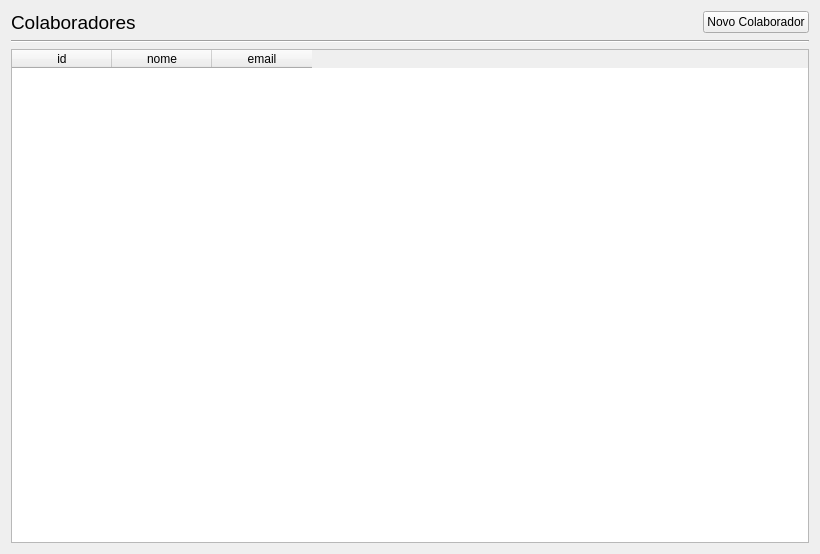
Before: the Qt Designer form view/colab.ui in Gusrrocha/Gerenciador-de-projetos, drawn with Qt 5.
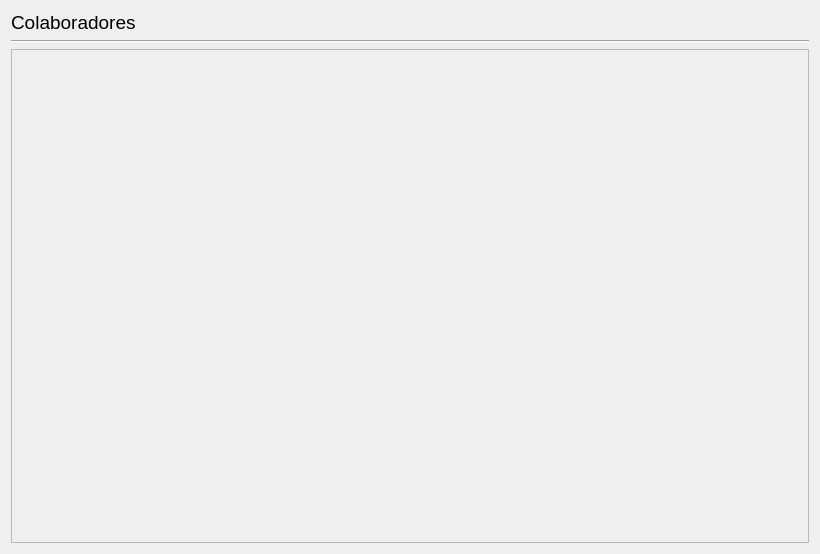
After: the same form once the commit is applied.

Diff of the .ui file:
```diff
--- a/view/colab.ui
+++ b/view/colab.ui
@@ -42,13 +42,6 @@
        </property>
       </spacer>
      </item>
-     <item>
-      <widget class="QPushButton" name="novo_colab_btn">
-       <property name="text">
-        <string>Novo Colaborador</string>
-       </property>
-      </widget>
-     </item>
     </layout>
    </item>
    <item>
@@ -59,22 +52,37 @@
     </widget>
    </item>
    <item>
-    <widget class="QTableWidget" name="tableWidget">
-     <column>
-      <property name="text">
-       <string>id</string>
+    <widget class="QScrollArea" name="scrollArea">
+     <property name="sizePolicy">
+      <sizepolicy hsizetype="Expanding" vsizetype="Expanding">
+       <horstretch>0</horstretch>
+       <verstretch>0</verstretch>
+      </sizepolicy>
+     </property>
+     <property name="widgetResizable">
+      <bool>true</bool>
+     </property>
+     <widget class="QWidget" name="scrollAreaWidgetContents">
+      <property name="geometry">
+       <rect>
+        <x>0</x>
+        <y>0</y>
+        <width>800</width>
+        <height>20</height>
+       </rect>
       </property>
-     </column>
-     <column>
-      <property name="text">
-       <string>nome</string>
+      <property name="sizePolicy">
+       <sizepolicy hsizetype="Preferred" vsizetype="Fixed">
+        <horstretch>0</horstretch>
+        <verstretch>0</verstretch>
+       </sizepolicy>
       </property>
-     </column>
-     <column>
-      <property name="text">
-       <string>email</string>
-      </property>
-     </column>
+      <layout class="QVBoxLayout" name="verticalLayout_2">
+       <item>
+        <layout class="QVBoxLayout" name="painel_colab"/>
+       </item>
+      </layout>
+     </widget>
     </widget>
    </item>
   </layout>
```
Left out of the diff: 2 changed lines with no effect on the pictures.
